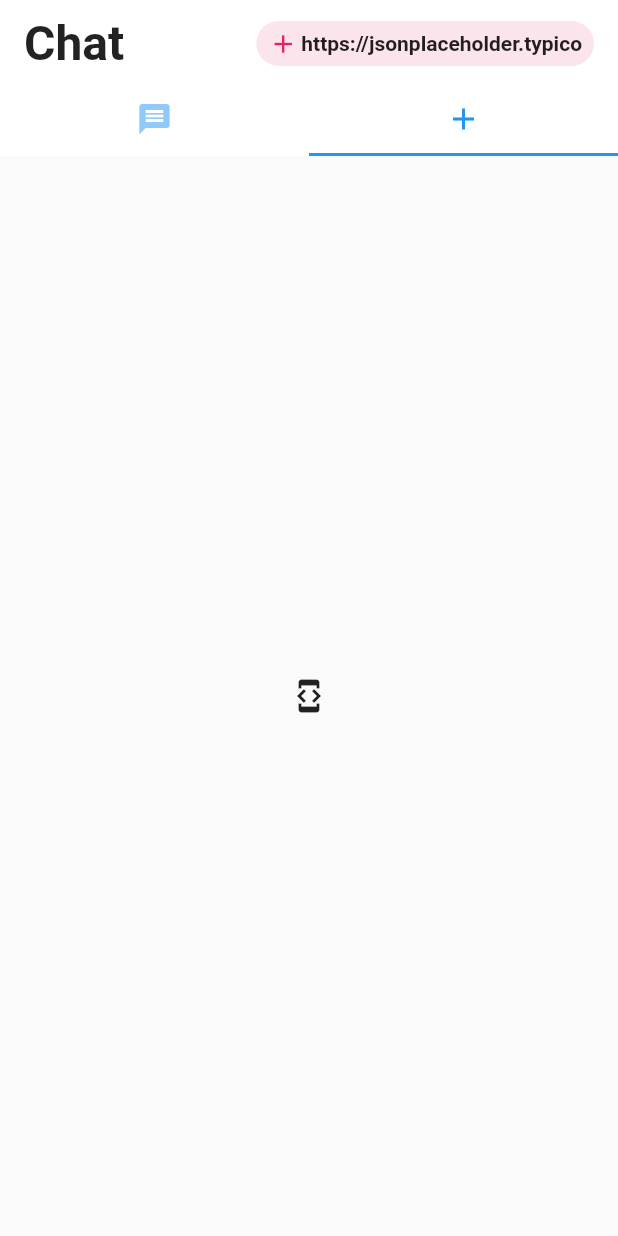
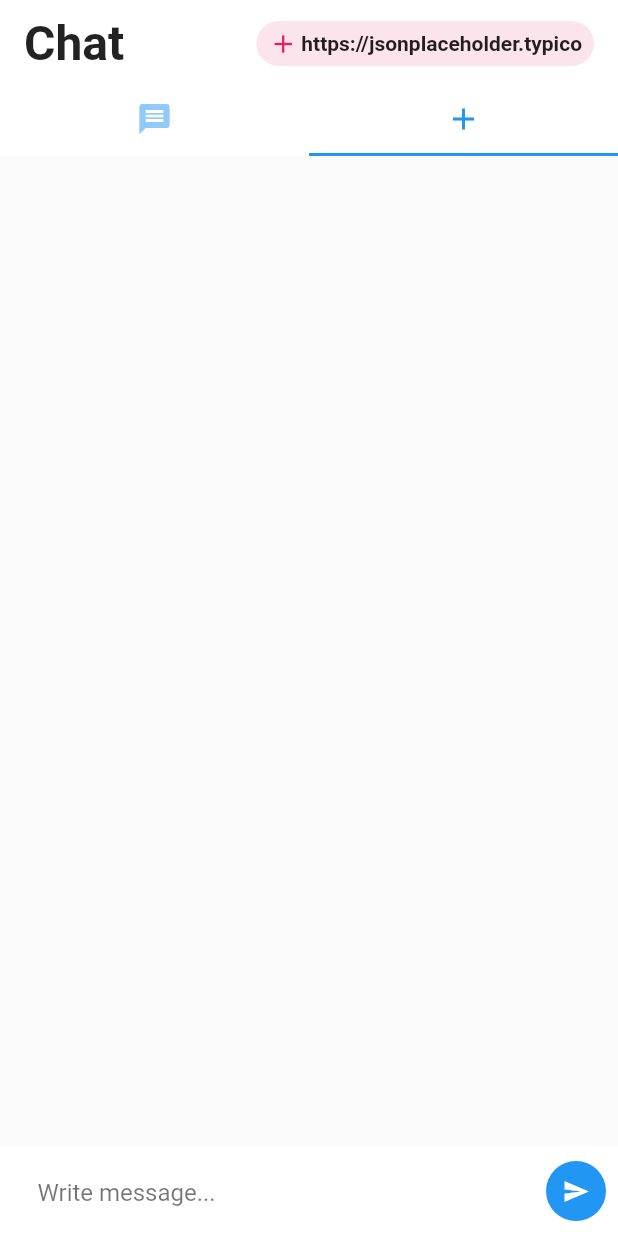
Before and after one commit to shambu09/chat-bot-app, a Flutter app: the screen it shows after launch, tab 2 chosen, on a phone screen of 412 x 824 dp. Run offline on Flutter 3.47's test engine with Material 2 defaults, Android fonts, the phone set to English and light mode, and no system bars.

```diff
--- a/lib/main.dart
+++ b/lib/main.dart
@@ -1,5 +1,6 @@
 import 'package:flutter/material.dart';
 import 'package:myapp/screens/homePage.dart';
+import 'dart:convert';
 
 void main() {
   runApp(MyApp());
--- /dev/null
+++ b/lib/models/trainingPostModel.dart
@@ -0,0 +1,24 @@
+import 'package:myapp/models/chatMessageModel.dart';
+
+class QAPair {
+  final String question;
+  final String answer;
+
+  QAPair({
+    required this.question,
+    required this.answer,
+  });
+
+  Map toJson() {
+    return {
+      "qs": this.question,
+      "ans": this.answer,
+    };
+  }
+
+  ChatMessage toChatMessage() {
+    return ChatMessage(
+        messageContent: "Question : $question\nAnswer : $answer",
+        messageType: "sender");
+  }
+}
--- /dev/null
+++ b/lib/screens/chatQAPair.dart
@@ -0,0 +1,119 @@
+import 'package:flutter/material.dart';
+import 'package:myapp/models/chatMessageModel.dart';
+
+class ChatQAPair extends StatelessWidget {
+  List<ChatMessage> messages = [];
+  final myController = TextEditingController();
+  String modelip = "";
+
+  Function handleResponse = () {};
+  Function handleClick = () {};
+
+  ChatQAPair(List<ChatMessage> messages, String modelip,
+      Function handleResponse, Function handleClick) {
+    this.modelip = modelip;
+    this.messages = messages;
+    this.handleClick = handleClick;
+    this.handleResponse = handleResponse;
+  }
+
+  @override
+  void dispose() {
+    myController.dispose();
+  }
+
+  @override
+  Widget build(BuildContext context) {
+    return Scaffold(
+      body: Stack(
+        children: <Widget>[
+          Column(mainAxisSize: MainAxisSize.max, children: [
+            Expanded(
+              child: ListView.builder(
+                itemCount: messages.length,
+                shrinkWrap: true,
+                reverse: true,
+                padding: EdgeInsets.only(top: 10, bottom: 10),
+                itemBuilder: (context, index) {
+                  return Container(
+                    padding: EdgeInsets.only(
+                        left: 16, right: 16, top: 10, bottom: 10),
+                    child: Align(
+                      alignment: (messages[index].messageType == "status"
+                          ? Alignment.topCenter
+                          : messages[index].messageType == "receiver"
+                              ? Alignment.topLeft
+                              : Alignment.topRight),
+                      child: Container(
+                        decoration: BoxDecoration(
+                          borderRadius: BorderRadius.circular(20),
+                          color: (messages[index].messageType == "status"
+                              ? Colors.transparent
+                              : messages[index].messageType == "receiver"
+                                  ? Colors.pink[50]
+                                  : Colors.blue[200]),
+                        ),
+                        padding: EdgeInsets.all(16),
+                        child: Text(
+                          messages[index].messageContent,
+                          style: TextStyle(
+                              fontSize: (messages[index].messageType == "status"
+                                  ? 13
+                                  : 15),
+                              color: (messages[index].messageType == "status"
+                                  ? Colors.black54
+                                  : Colors.black)),
+                        ),
+                      ),
+                    ),
+                  );
+                },
+              ),
+            ),
+            Align(
+              alignment: Alignment.bottomLeft,
+              child: Container(
+                padding: EdgeInsets.only(left: 10, bottom: 10, top: 10),
+                height: 60,
+                width: double.infinity,
+                color: Colors.white,
+                child: Row(
+                  children: <Widget>[
+                    SizedBox(
+                      width: 15,
+                    ),
+                    Expanded(
+                      child: TextField(
+                        decoration: InputDecoration(
+                            hintText: "Write message...",
+                            hintStyle: TextStyle(color: Colors.black54),
+                            border: InputBorder.none),
+                        controller: myController,
+                      ),
+                    ),
+                    SizedBox(
+                      width: 15,
+                    ),
+                    FloatingActionButton(
+                      onPressed: () {
+                        handleClick(myController.text);
+                        myController.clear();
+                      },
+                      child: Icon(
+                        Icons.send,
+                        color: Colors.white,
+                        size: 18,
+                      ),
+                      backgroundColor: Colors.blue,
+                      elevation: 0,
+                    ),
+                  ],
+                ),
+              ),
+            ),
+          ]),
+        ],
+      ),
+    );
+  }
+}
--- a/lib/screens/homePageStyle.dart
+++ b/lib/screens/homePageStyle.dart
@@ -4,6 +4,7 @@ import 'dart:math';
 import 'package:myapp/models/chatMessageModel.dart';
 import 'package:flutter/material.dart';
 import 'package:myapp/screens/chatDetailPage.dart';
+import 'package:myapp/screens/chatQAPair.dart';
 
 Future<dynamic> createDialog(BuildContext context) {
   TextEditingController _controller = TextEditingController();
@@ -33,19 +34,33 @@ Future<dynamic> createDialog(BuildContext context) {
 
 class HomePageStyle extends StatelessWidget {
   List<ChatMessage> messages = [];
+  List<ChatMessage> messages_t = [];
   String modelip = "";
   Function handleResponse = () {};
+  Function handleResponse_t = () {};
   Function handleClick = () {};
+  Function handleClick_t = () {};
   Function callback = () {};
 
-  HomePageStyle(Function callback, String modelip, Function handleClick,
-      Function handleResponse, messages) {
+  HomePageStyle(
+    Function callback,
+    String modelip,
+    Function handleClick,
+    Function handleResponse,
+    List<ChatMessage> messages,
+    List<ChatMessage> messages_t,
+    Function handleResponse_t,
+    Function handleClick_t,
+  ) {
     print("-------------------------------changing: $modelip");
     this.callback = callback;
     this.modelip = modelip;
     this.handleClick = handleClick;
     this.handleResponse = handleResponse;
     this.messages = messages;
+    this.messages_t = messages_t;
+    this.handleResponse_t = handleResponse_t;
+    this.handleClick_t = handleClick_t;
   }
 
   @override
@@ -127,7 +142,7 @@ class HomePageStyle extends StatelessWidget {
         body: TabBarView(
           children: [
             ChatDetailPage(messages, modelip, handleResponse, handleClick),
-            Icon(Icons.developer_mode),
+            ChatQAPair(messages_t, modelip, handleResponse_t, handleClick_t),
           ],
         ),
       ),
```
Also changed, not shown: lib/screens/homePage.dart (+43 -2 lines).
